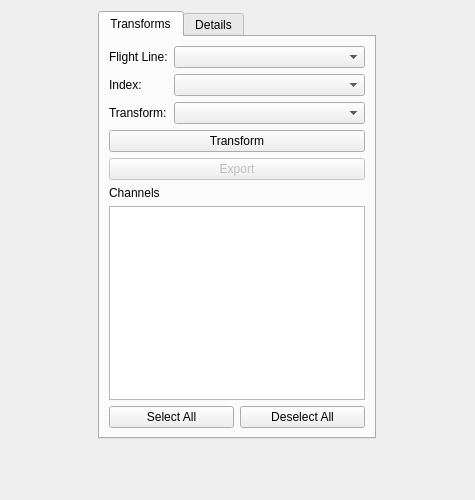
Qt form dgp/gui/ui/transform_tab_widget.ui (DynamicGravitySystems/DGP) before a commit.
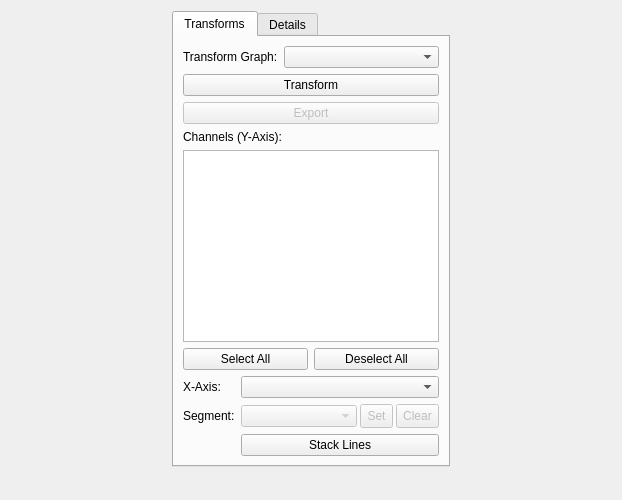
The same form after that commit.

Commit message:
Transform functionality added/improved.
Prototype features added to plot data from a Transform Graph result. Ability to swtich/select the index to plot against (Time/Latitude/Longitude).
Experimental 'Stacked Lines' plot mode, slices data from the DataSet based on DataSegments and plots vs the selected Index - allows for line by line comparison of Free Air Correction etc.

```diff
--- a/dgp/gui/ui/transform_tab_widget.ui
+++ b/dgp/gui/ui/transform_tab_widget.ui
@@ -6,7 +6,7 @@
    <rect>
     <x>0</x>
     <y>0</y>
-    <width>475</width>
+    <width>622</width>
     <height>500</height>
    </rect>
   </property>
@@ -50,43 +50,12 @@
          <item row="0" column="0">
           <widget class="QLabel" name="lbl_flight_lines">
            <property name="text">
-            <string>Flight Line:</string>
+            <string>Transform Graph:</string>
            </property>
           </widget>
          </item>
          <item row="0" column="1">
-          <layout class="QHBoxLayout" name="horizontalLayout">
-           <item>
-            <widget class="QComboBox" name="cb_flight_lines">
-             <property name="sizePolicy">
-              <sizepolicy hsizetype="MinimumExpanding" vsizetype="Fixed">
-               <horstretch>0</horstretch>
-               <verstretch>0</verstretch>
-              </sizepolicy>
-             </property>
-            </widget>
-           </item>
-          </layout>
-         </item>
-         <item row="1" column="0">
-          <widget class="QLabel" name="lbl_plot_index">
-           <property name="text">
-            <string>Index:</string>
-           </property>
-          </widget>
-         </item>
-         <item row="1" column="1">
-          <widget class="QComboBox" name="cb_plot_index"/>
-         </item>
-         <item row="2" column="0">
-          <widget class="QLabel" name="lbl_transform_graphs">
-           <property name="text">
-            <string>Transform:</string>
-           </property>
-          </widget>
-         </item>
-         <item row="2" column="1">
-          <widget class="QComboBox" name="cb_transform_graphs"/>
+          <widget class="QComboBox" name="qcb_transform_graphs"/>
          </item>
         </layout>
        </item>
@@ -110,7 +79,7 @@
        <item>
         <widget class="QLabel" name="label">
          <property name="text">
-          <string>Channels</string>
+          <string>Channels (Y-Axis):</string>
          </property>
         </widget>
        </item>
@@ -139,6 +108,89 @@
          </item>
         </layout>
        </item>
+       <item>
+        <layout class="QFormLayout" name="formLayout_2">
+         <item row="0" column="0">
+          <widget class="QLabel" name="ql_plot_index">
+           <property name="text">
+            <string>X-Axis:</string>
+           </property>
+          </widget>
+         </item>
+         <item row="0" column="1">
+          <widget class="QComboBox" name="qcb_plot_index"/>
+         </item>
+         <item row="1" column="0">
+          <widget class="QLabel" name="ql_segments">
+           <property name="text">
+            <string>Segment:</string>
+           </property>
+          </widget>
+         </item>
+         <item row="1" column="1">
+          <layout class="QHBoxLayout" name="horizontalLayout_3">
+           <property name="spacing">
+            <number>3</number>
+           </property>
+           <item>
+            <widget class="QComboBox" name="qcb_mask">
+             <property name="enabled">
+              <bool>false</bool>
+             </property>
+             <property name="sizePolicy">
+              <sizepolicy hsizetype="MinimumExpanding" vsizetype="Fixed">
+               <horstretch>0</horstretch>
+               <verstretch>0</verstretch>
+              </sizepolicy>
+             </property>
+            </widget>
+           </item>
+           <item>
+            <widget class="QToolButton" name="qtb_set_mask">
+             <property name="enabled">
+              <bool>false</bool>
+             </property>
+             <property name="sizePolicy">
+              <sizepolicy hsizetype="Maximum" vsizetype="MinimumExpanding">
+               <horstretch>0</horstretch>
+               <verstretch>0</verstretch>
+              </sizepolicy>
+             </property>
+             <property name="text">
+              <string>Set</string>
+             </property>
+            </widget>
+           </item>
+           <item>
+            <widget class="QToolButton" name="qtb_clear_mask">
+             <property name="enabled">
+              <bool>false</bool>
+             </property>
+             <property name="sizePolicy">
+              <sizepolicy hsizetype="Maximum" vsizetype="MinimumExpanding">
+               <horstretch>0</horstretch>
+               <verstretch>0</verstretch>
+              </sizepolicy>
+             </property>
+             <property name="text">
+              <string>Clear</string>
+             </property>
+            </widget>
+           </item>
+          </layout>
+         </item>
+         <item row="2" column="1">
+          <widget class="QPushButton" name="qpb_stack_lines">
+           <property name="text">
+            <string>Stack Lines</string>
+           </property>
+           <property name="checkable">
+            <bool>true</bool>
+           </property>
+          </widget>
+         </item>
+        </layout>
+       </item>
       </layout>
      </widget>
      <widget class="QWidget" name="ChannelsTab">
```
Left out of the diff: 14 changed lines with no effect on the pictures. The commit also changes 8 other files.
